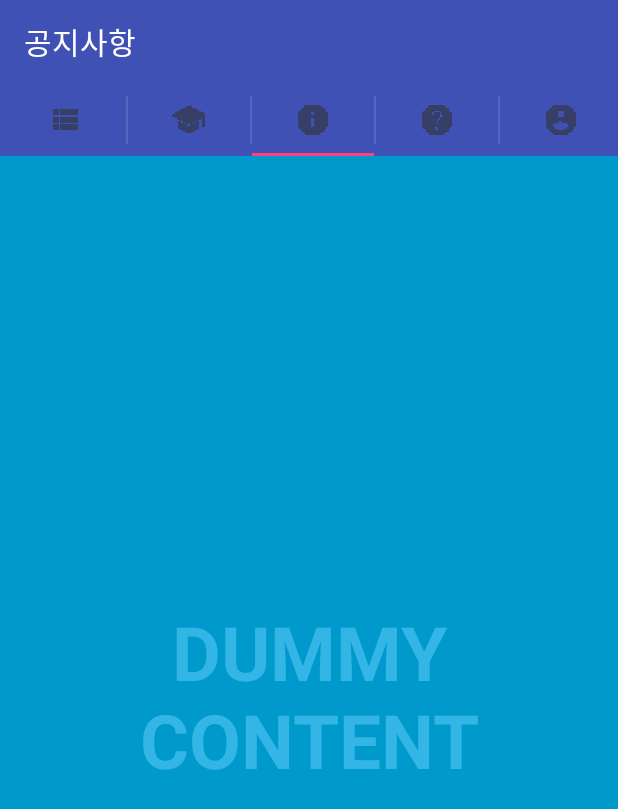
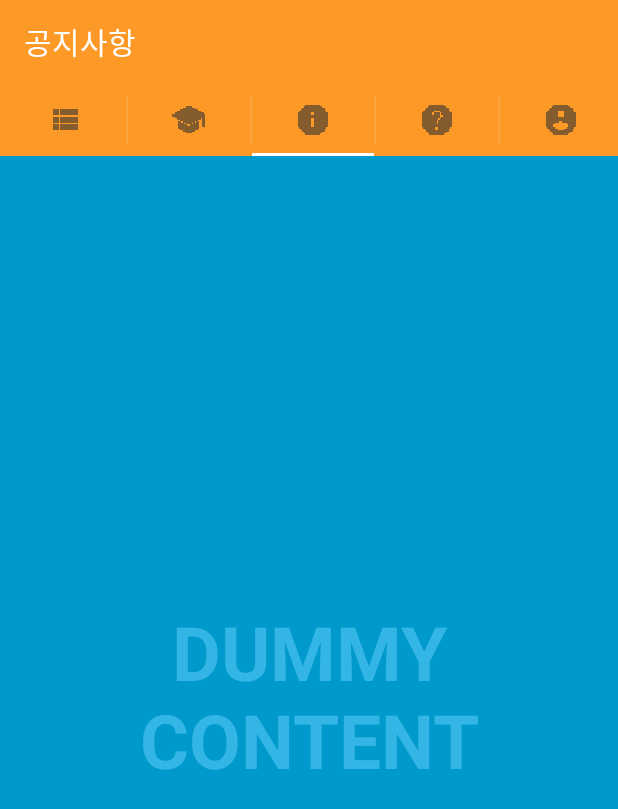
Before and after one commit to jc5201/all4U, an Android app: the screen it shows after launch (MainActivity), tab 3 chosen, on a phone screen of 412 x 824 dp. Shown: the top 809 px of the screen. Run offline under Robolectric (Android 15) with nearby library versions, the phone set to English and light mode, and no system bars; 1 statement that could not run was skipped.

Commit message:
Color, search create
search create layout, fragment
change color

```diff
--- a/MyApplication/app/src/main/java/com/example/jaechang/all4u/MainActivity.java
+++ b/MyApplication/app/src/main/java/com/example/jaechang/all4u/MainActivity.java
@@ -50,7 +50,7 @@ public class MainActivity extends AppCompatActivity {
 
         tab = actionBar.newTab();
         tab.setIcon(R.drawable.ic_action_search);
-        tab.setTabListener(listener);
+        tab.setTabListener(new TabTestListener<SearchActivity>(this, "2", SearchActivity.class));
         actionBar.addTab(tab);
 
         tab = actionBar.newTab();
@@ -68,6 +68,48 @@ public class MainActivity extends AppCompatActivity {
         tab.setTabListener(listener);
         actionBar.addTab(tab);
     }
+
+    class TabTestListener<T extends Fragment> implements ActionBar.TabListener {
+        private Fragment mFragment;
+        private final Activity mActivity;
+        private final String mTag;
+        private final Class<T> mClass;
+
+        public TabTestListener(Activity activity, String tag, Class<T> clz)	 {
+            mActivity = activity;
+            mTag = tag;
+            mClass = clz;
+        }
+
+        public void onTabSelected(ActionBar.Tab tab, FragmentTransaction ft)	 {
+            if (mFragment == null)
+            {
+                mFragment = Fragment.instantiate(mActivity, mClass.getName());
+                ft.add(android.R.id.content, mFragment, mTag);
+            } else {
+                ft.attach(mFragment);
+            }
+            switch(mTag){
+                case "1":
+                    getSupportActionBar().setTitle("대학학과찾기");
+                    break;
+                case "2":
+                    getSupportActionBar().setTitle("나에게 맞는 학과 찾기");
+                    break;
+            }
+        }
+
+        public void onTabUnselected(ActionBar.Tab tab, FragmentTransaction ft)	 {
+            if (mFragment != null)
+            {
+                ft.detach(mFragment);
+            }
+        }
+
+        public void onTabReselected(ActionBar.Tab tab, FragmentTransaction ft)	 {
+        }
+    }
+
 
     void setCustomActionBar(){
         ActionBar actionBar = getSupportActionBar();
@@ -91,39 +133,6 @@ public class MainActivity extends AppCompatActivity {
                 // Set actionbar layout layoutparams
                 ActionBar.LayoutParams params = new ActionBar.LayoutParams(ActionBar.LayoutParams.MATCH_PARENT, ActionBar.LayoutParams.MATCH_PARENT);
                 actionBar.setCustomView(mCustomView, params);*/
-    }
-
-    class TabTestListener<T extends Fragment> implements ActionBar.TabListener {
-        private Fragment mFragment;
-        private final Activity mActivity;
-        private final String mTag;
-        private final Class<T> mClass;
-
-        public TabTestListener(Activity activity, String tag, Class<T> clz)	 {
-            mActivity = activity;
-            mTag = tag;
-            mClass = clz;
-        }
-
-        public void onTabSelected(ActionBar.Tab tab, FragmentTransaction ft)	 {
-            if (mFragment == null)
-            {
-                mFragment = Fragment.instantiate(mActivity, mClass.getName());
-                ft.add(android.R.id.content, mFragment, mTag);
-            } else {
-                ft.attach(mFragment);
-            }
-        }
-
-        public void onTabUnselected(ActionBar.Tab tab, FragmentTransaction ft)	 {
-            if (mFragment != null)
-            {
-                ft.detach(mFragment);
-            }
-        }
-
-        public void onTabReselected(ActionBar.Tab tab, FragmentTransaction ft)	 {
-        }
     }
 
     ActionBar.TabListener listener = new ActionBar.TabListener() {
--- a/MyApplication/app/src/main/res/values/colors.xml
+++ b/MyApplication/app/src/main/res/values/colors.xml
@@ -1,8 +1,8 @@
 <?xml version="1.0" encoding="utf-8"?>
 <resources>
-    <color name="colorPrimary">#3F51B5</color>
-    <color name="colorPrimaryDark">#303F9F</color>
-    <color name="colorAccent">#FF4081</color>
+    <color name="colorPrimary">#fd9927</color>
+    <color name="colorPrimaryDark">#e08823</color>
+    <color name="colorAccent">#ffffff</color>
 
     <color name="black_overlay">#66000000</color>
 </resources>
```
Also changed, not shown: MyApplication/app/src/main/java/com/example/jaechang/all4u/SearchActivity.java (added, +29 -0 lines), MyApplication/app/src/main/res/layout/activity_search.xml (added, +10 -0 lines).
